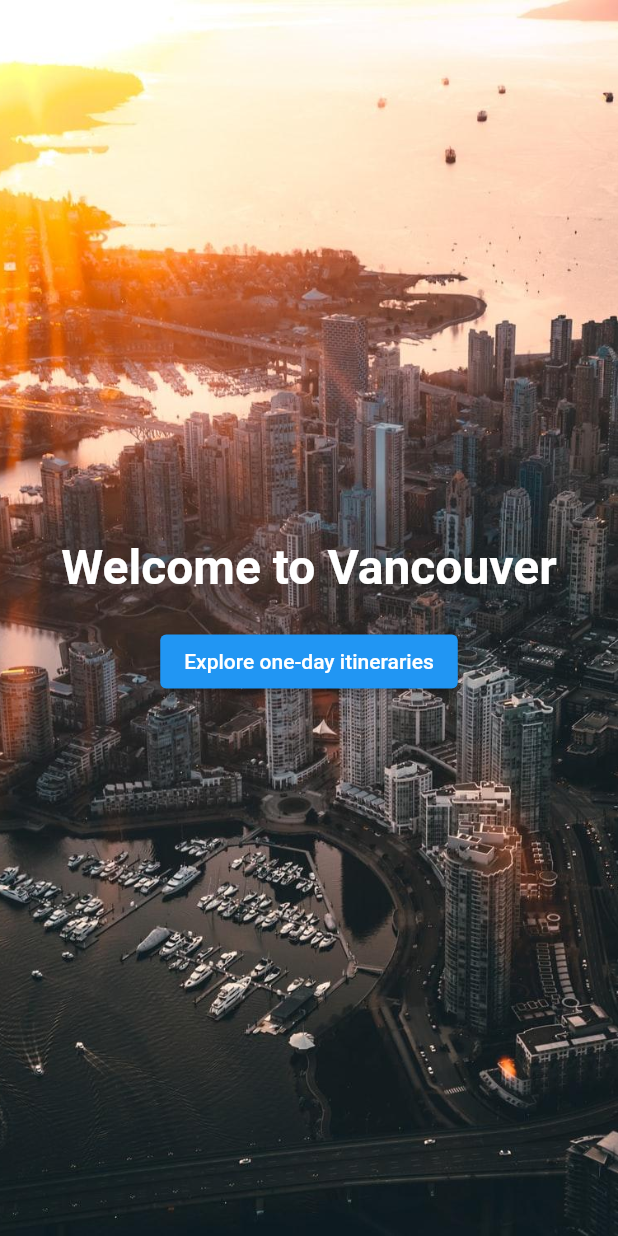
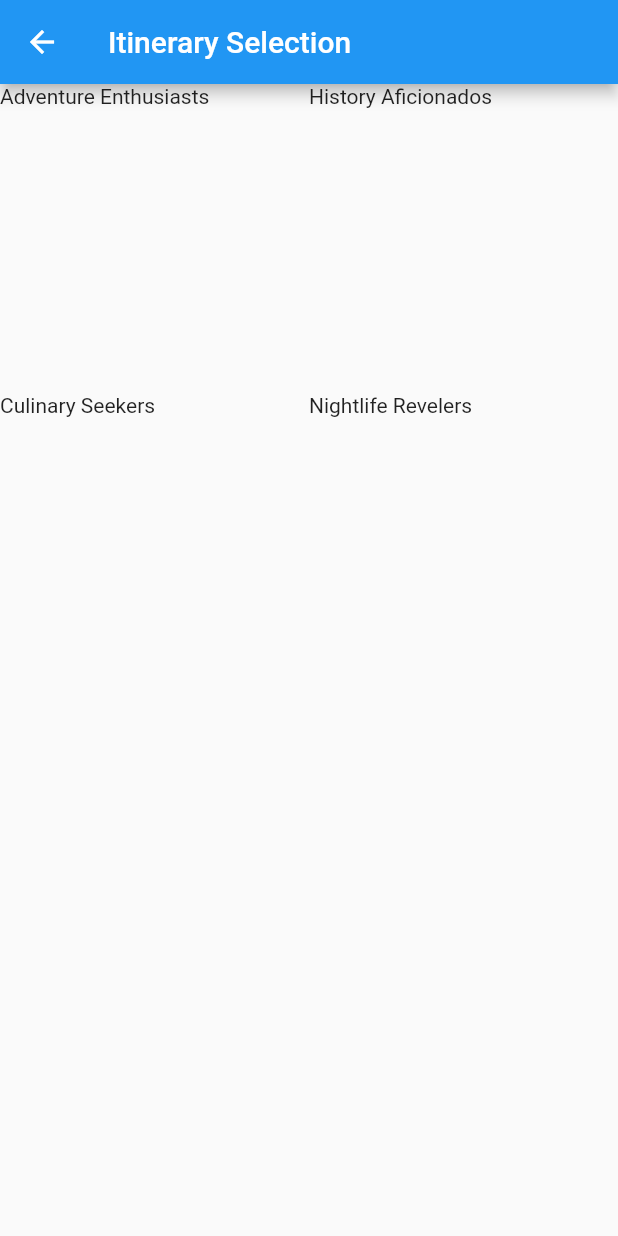
Before and after one commit to umama-rahman1/one_day_city_explorer_app, a Flutter app: the screen it shows after launch, after a tap on "Explore one-day itineraries", on a phone screen of 412 x 824 dp. Run offline on Flutter 3.47's test engine with Material 2 defaults, Android fonts, the phone set to English and light mode, and no system bars.

Commit message:
UR-002-created-itinerary-page

```diff
--- /dev/null
+++ b/lib/itinerary_selection_screen.dart
@@ -0,0 +1,17 @@
+import 'package:flutter/material.dart';
+
+class ItinerarySelectionScreen extends StatelessWidget {
+  const ItinerarySelectionScreen({super.key});
+
+  @override
+  Widget build(BuildContext context) {
+    return Scaffold(
+        appBar: AppBar(title: const Text('Itinerary Selection')),
+        body: GridView.count(crossAxisCount: 2, children: const [
+          Text('Adventure Enthusiasts'),
+          Text('History Aficionados'),
+          Text('Culinary Seekers'),
+          Text('Nightlife Revelers')
+        ]));
+  }
+}
--- a/lib/welcome_screen.dart
+++ b/lib/welcome_screen.dart
@@ -1,4 +1,5 @@
 import 'package:flutter/material.dart';
+import 'itinerary_selection_screen.dart';
 
 class WelcomeScreen extends StatelessWidget {
   const WelcomeScreen({super.key});
@@ -32,6 +33,12 @@ class WelcomeScreen extends StatelessWidget {
                 ElevatedButton(
                   onPressed: () {
                     //Navigate to the itinerary selection screen when tapped.
+                    Navigator.push(
+                      context,
+                      MaterialPageRoute(
+                          builder: (context) =>
+                              const ItinerarySelectionScreen()),
+                    );
                   },
                   child: Text('Explore one-day itineraries'),
                 ),
```
Also changed, not shown: 4 other files.
